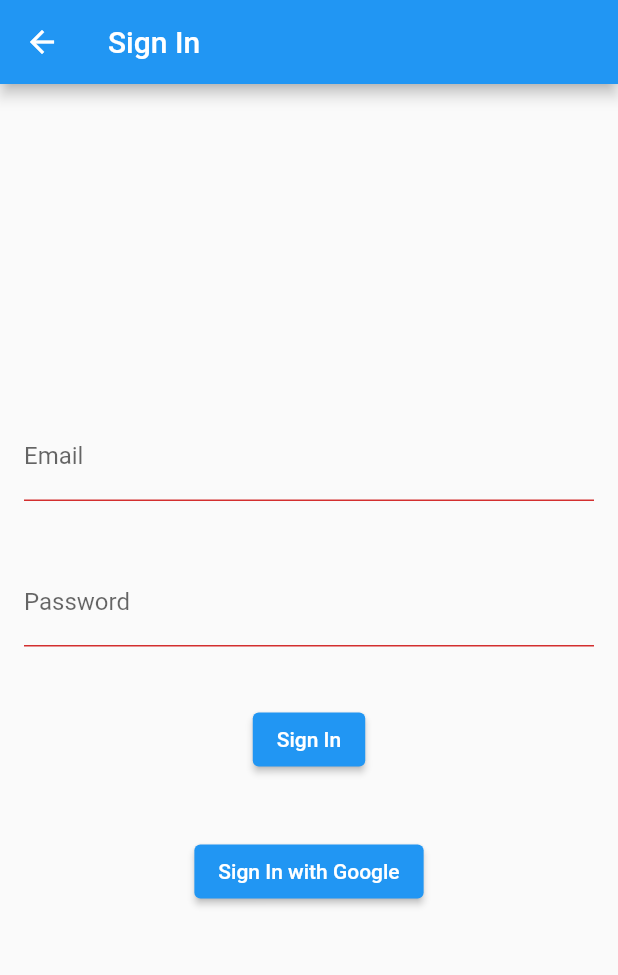
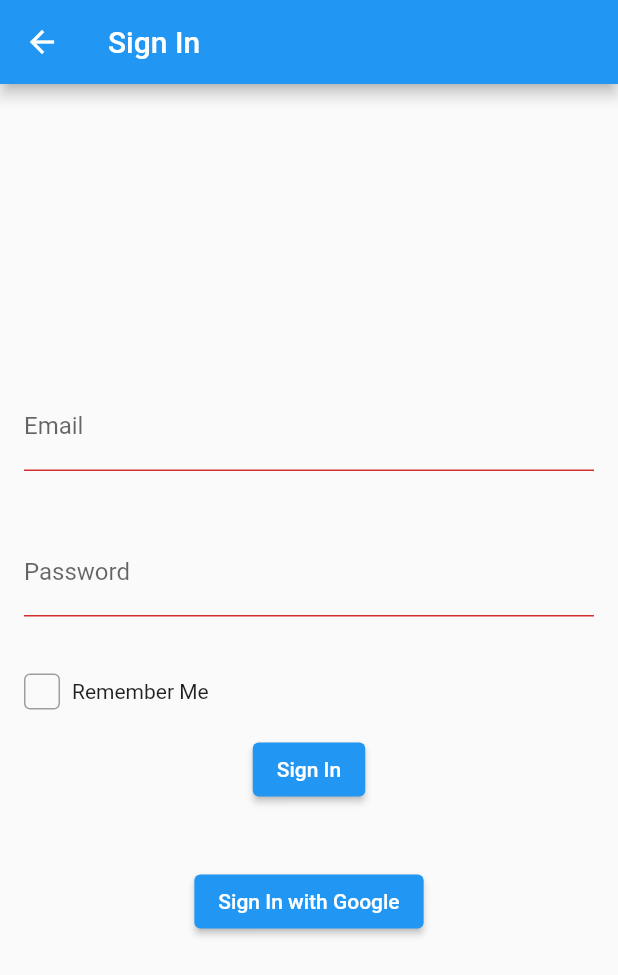
Before and after one commit to wingmoe21/rescheck, a Flutter app: the screen it shows after launch, after a tap on "Go to Signup Page", on a phone screen of 412 x 824 dp. Shown: the top 975 px of the screen. Run offline on Flutter 3.47's test engine with Material 2 defaults, Android fonts, the phone set to English and light mode, and no system bars; our stand-ins replace cloud_firestore, email_validator, firebase_auth, firebase_core, google_sign_in; accounts and stored records are empty.

Commit message:
Implemeted remember me

```diff
--- a/lib/pages/signin.dart
+++ b/lib/pages/signin.dart
@@ -1,6 +1,7 @@
 import 'package:firebase_auth/firebase_auth.dart';
 import 'package:flutter/material.dart';
 import 'package:google_sign_in/google_sign_in.dart';
+import 'package:firebase_auth/firebase_auth.dart';
 
 class Signin extends StatefulWidget {
   @override
@@ -11,6 +12,7 @@ class _SigninState extends State<Signin> {
   final FirebaseAuth _auth = FirebaseAuth.instance;
   final TextEditingController _emailController = TextEditingController();
   final TextEditingController _passwordController = TextEditingController();
+  bool _rememberMe = false;
   String _emailError = "";
   String _passwordError = "";
   String _errorMessage = "";
@@ -21,6 +23,12 @@ class _SigninState extends State<Signin> {
       _passwordError = "";
       _errorMessage = "";
     });
+  }
+  @override
+  void dispose() {
+    _emailController.dispose();
+    _passwordController.dispose();
+    super.dispose();
   }
 
   bool _validateForm() {
@@ -46,6 +54,7 @@ class _SigninState extends State<Signin> {
   Future<void> _signInWithEmailAndPassword() async {
   if (_validateForm()) {
     try {
+      await _auth.setPersistence(Persistence.LOCAL); // Set authentication persistence
       UserCredential userCredential = await _auth.signInWithEmailAndPassword(
         email: _emailController.text.trim(),
         password: _passwordController.text.trim(),
@@ -114,6 +123,36 @@ class _SigninState extends State<Signin> {
               obscureText: true,
             ),
             SizedBox(height: 16.0),
+            InkWell(
+              onTap: () {
+                setState(() {
+                  _rememberMe = !_rememberMe;
+                });
+              },
+              child: Row(
+                children: [
+                  Container(
+                    width: 24.0,
+                    height: 24.0,
+                    decoration: BoxDecoration(
+                      borderRadius: BorderRadius.circular(4.0),
+                      border: Border.all(
+                        color: _rememberMe ? Colors.blue : Colors.grey,
+                      ),
+                    ),
+                    child: _rememberMe
+                        ? Icon(
+                            Icons.check,
+                            color: Colors.blue,
+                          )
+                        : null,
+                  ),
+                  SizedBox(width: 8.0),
+                  Text('Remember Me'),
+                ],
+              ),
+            ),
+            SizedBox(height: 16.0),
             ElevatedButton(
               onPressed: () {
                 _clearErrors();
```
Also changed, not shown: pubspec.lock, 2 other files. Lines whose indentation alone changed are shown as unchanged.
